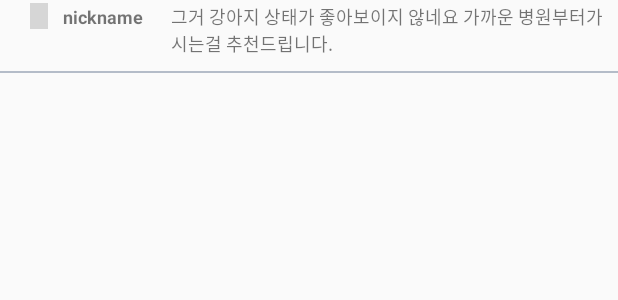
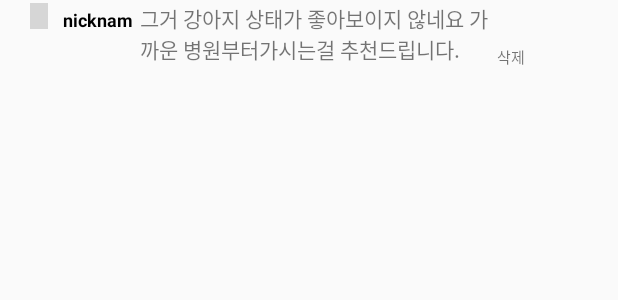
Before and after one commit to owls-who-coding/Front-end, an Android app: the layout comment_two_item.xml on its own in the app's theme, with its tools: preview values and no code run, on a phone screen of 412 x 824 dp. Shown: the top 300 px of the screen. Run offline under Robolectric (Android 15) with nearby library versions, the phone set to English and light mode, and no system bars; grey boxes are pictures that could not be loaded.

Commit message:
add feature delete reply comment

```diff
--- a/app/src/main/java/com/example/my_last/RetrofitClient.java
+++ b/app/src/main/java/com/example/my_last/RetrofitClient.java
@@ -6,7 +6,7 @@ import retrofit2.converter.gson.GsonConverterFactory;
 public class RetrofitClient {
 
 
-    private static final String BASE_URL = "https://573f-125-133-41-82.jp.ngrok.io";
+    private static final String BASE_URL = "https://b92d-125-133-41-82.jp.ngrok.io";
 
     private static Retrofit retrofit = null;
 
--- a/app/src/main/res/layout/comment_two_item.xml
+++ b/app/src/main/res/layout/comment_two_item.xml
@@ -20,30 +20,39 @@
 
         <TextView
             android:id="@+id/reply_user_nickname"
-            android:layout_width="70dp"
+            android:layout_width="49dp"
             android:layout_height="17dp"
             android:text="nickname"
             android:textSize="12dp"
             android:textStyle="bold"
-            android:layout_marginLeft="10dp"/>
+            android:layout_marginLeft="10dp"
+            android:textColor="@color/black"/>
 
 
         <TextView
             android:id="@+id/reply_user_comment"
-            android:layout_width="match_parent"
+            android:layout_width="240dp"
             android:layout_height="wrap_content"
             android:padding="2dp"
             android:text="그거 강아지 상태가 좋아보이지 않네요 가까운 병원부터가시는걸 추천드립니다."
-            android:textSize="12dp"/>
+            android:textSize="14dp"/>
+
+        <TextView
+            android:id="@+id/delete_reply_comment"
+            android:layout_width="20dp"
+            android:layout_height="wrap_content"
+            android:layout_gravity="bottom"
+            android:text="삭제"
+            android:textSize="10dp"/>
 
 
     </LinearLayout>
 
-    <View
-        android:layout_width="match_parent"
-        android:layout_height="1dp"
-        android:background="#B4BCC8"
-        android:layout_marginTop="7dp"/>
+    <!--    <View-->
+    <!--        android:layout_width="match_parent"-->
+    <!--        android:layout_height="1dp"-->
+    <!--        android:background="#d6d6d6"-->
+    <!--        android:layout_marginTop="7dp"/>-->
 
 
 
```
Also changed, not shown: app/src/main/java/com/example/my_last/CommentTwoViewHolder.java (+50 -1 lines), app/src/main/java/com/example/my_last/CommentViewAdapter.java (+11 -2 lines), app/src/main/java/com/example/my_last/post_detail.java (+8 -0 lines).
